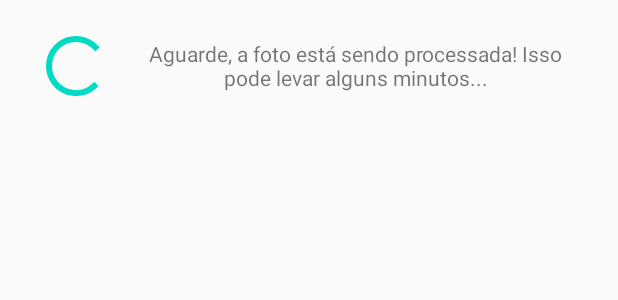
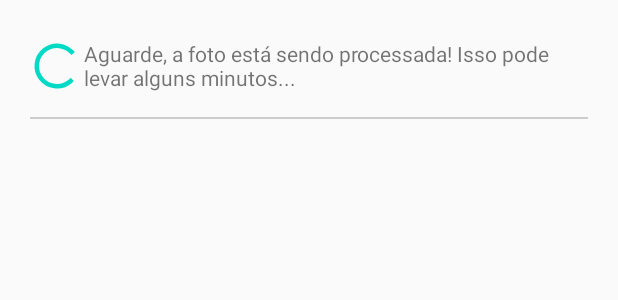
Before and after one commit to ricardonascimentosoares/moscadochifreapp, an Android app: the layout layout_loading_dialog.xml on its own in the app's theme, with its tools: preview values and no code run, on a phone screen of 412 x 824 dp. Shown: the top 300 px of the screen. Run offline under Robolectric (Android 15) with nearby library versions, the phone set to English and light mode, and no system bars.

Commit message:
Adicionada funcionalidade de exibição dos estagios de tratamento da imagem na tela de carregamento

```diff
--- /dev/null
+++ b/app/src/main/java/com/facom/rvns/moscadochifreapp/OutputWritable.java
@@ -0,0 +1,6 @@
+package com.facom.rvns.moscadochifreapp;
+
+public interface OutputWritable {
+
+    void writeOutput(String output);
+}
--- a/app/src/main/res/layout/layout_loading_dialog.xml
+++ b/app/src/main/res/layout/layout_loading_dialog.xml
@@ -1,17 +1,38 @@
 <LinearLayout xmlns:android="http://schemas.android.com/apk/res/android"
     android:layout_width="match_parent"
     android:layout_height="wrap_content"
-    android:orientation="horizontal"
+    android:orientation="vertical"
     android:padding="20dp">
+
+    <LinearLayout
+        android:layout_width="wrap_content"
+        android:layout_height="wrap_content"
+        android:orientation="horizontal">
+
     <ProgressBar
         android:layout_width="0dp"
         android:layout_height="wrap_content"
-        android:layout_weight="1" />
+        android:layout_weight="1"/>
 
     <TextView
         android:layout_width="0dp"
-        android:layout_height="match_parent"
-        android:layout_weight="5"
-        android:gravity="center"
+        android:layout_height="wrap_content"
+        android:layout_weight="3"
+        android:layout_gravity="center"
         android:text="Aguarde, a foto está sendo processada! Isso pode levar alguns minutos..." />
+
+    </LinearLayout>
+
+    <View
+        android:layout_width="match_parent"
+        android:layout_marginTop="10dip"
+        android:layout_height="1dp"
+        android:background="#CCC"/>
+
+    <TextView
+        android:id="@+id/txtStatusProcessamento"
+        android:layout_width="wrap_content"
+        android:layout_height="wrap_content"
+        android:textColor="#CC4"
+        android:layout_gravity="center" />
 </LinearLayout>
```
Also changed, not shown: app/src/main/java/com/facom/rvns/moscadochifreapp/MainActivity.java (+19 -3 lines), 1 other file.
